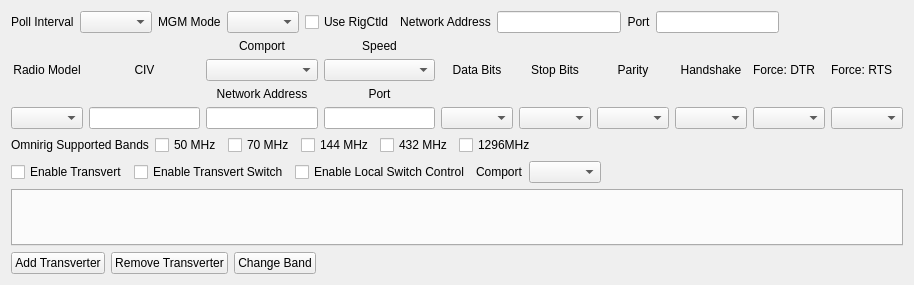
The window that mqt/MqtRigControl/rigsetupform.ui (Rsclub22/Minos2-Mirror) describes before a commit, drawn with Qt 5.
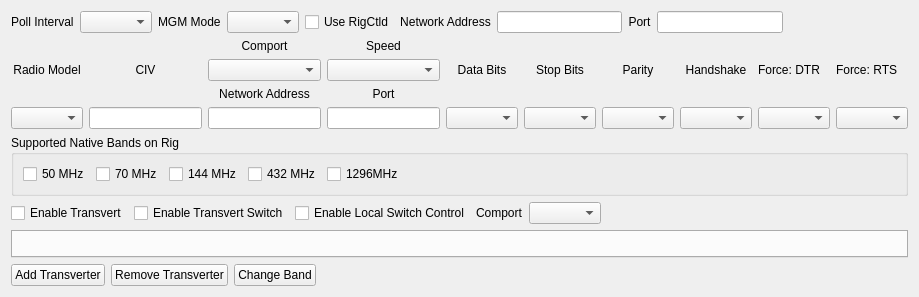
The same window after the commit. Custom widgets are drawn as their Qt base class.

Commit message: add band support selection for non-hamlib radios

What changed in the file:
```diff
--- a/mqt/MqtRigControl/rigsetupform.ui
+++ b/mqt/MqtRigControl/rigsetupform.ui
@@ -6,8 +6,8 @@
    <rect>
     <x>0</x>
     <y>0</y>
-    <width>914</width>
-    <height>285</height>
+    <width>919</width>
+    <height>297</height>
    </rect>
   </property>
   <property name="windowTitle">
@@ -328,14 +328,13 @@
     </layout>
    </item>
    <item>
+    <widget class="QGroupBox" name="supportedBandGroupBox">
+     <property name="title">
+      <string>Supported Native Bands on Rig</string>
+     </property>
     <layout class="QHBoxLayout" name="horizontalLayout_3">
      <item>
-      <widget class="QLabel" name="label_2">
-       <property name="text">
-        <string>Omnirig Supported Bands</string>
-       </property>
-      </widget>
-     </item>
+       <layout class="QHBoxLayout" name="horizontalLayout_4">
      <item>
       <widget class="QCheckBox" name="sup50MhzChkbox">
        <property name="text">
@@ -365,7 +364,7 @@
       </widget>
      </item>
      <item>
-      <widget class="QCheckBox" name="sup1956MhzChkbox">
+         <widget class="QCheckBox" name="sup1296MhzChkbox">
        <property name="text">
         <string>1296MHz</string>
        </property>
@@ -385,6 +384,9 @@
       </spacer>
      </item>
     </layout>
+      </item>
+     </layout>
+    </widget>
    </item>
    <item>
     <layout class="QHBoxLayout" name="horizontalLayout_2">
```
Lines whose indentation alone changed are shown as unchanged. The commit also changes 10 other files.
